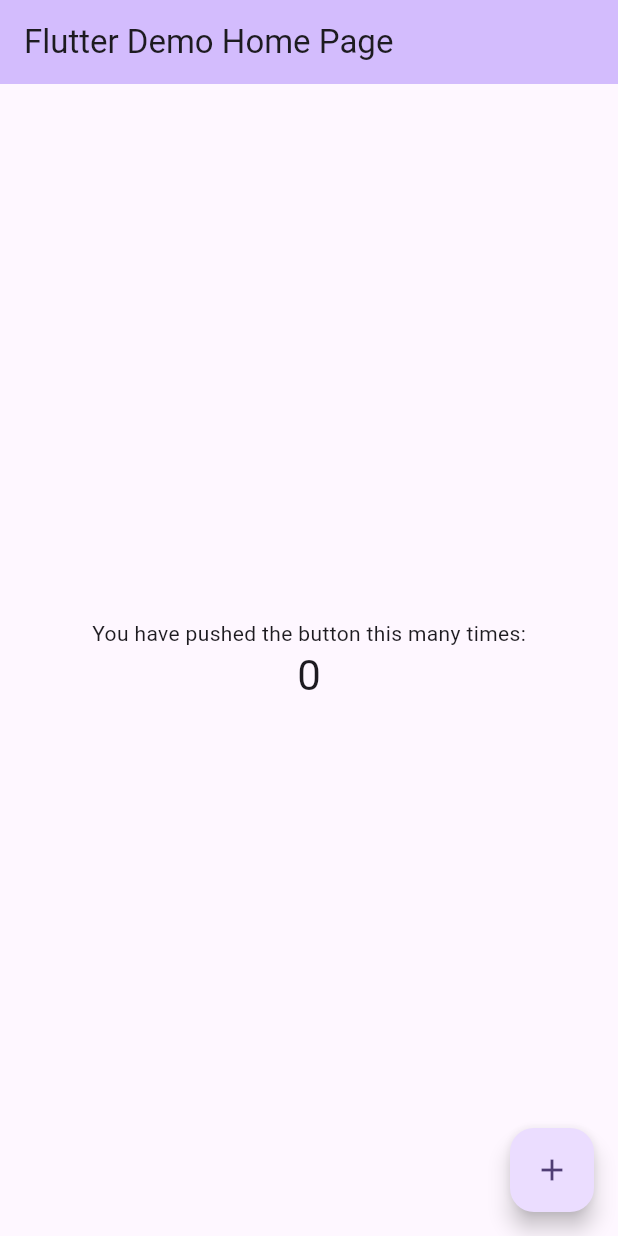
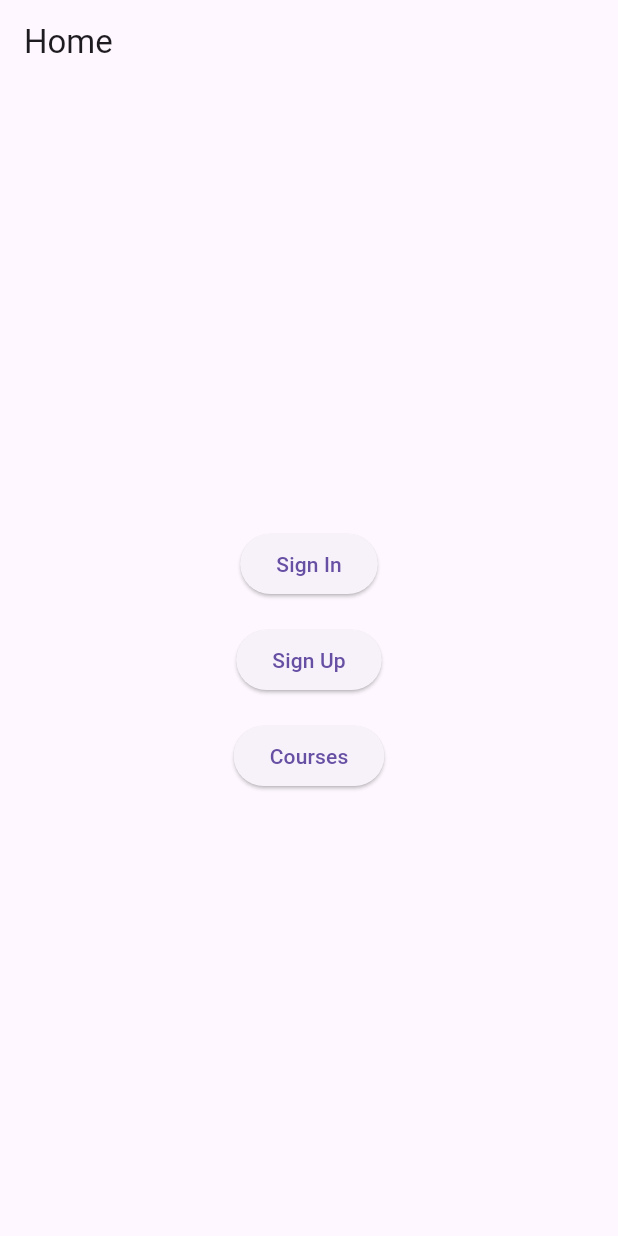
Before and after one commit to preetamprabhu08/anmaya_app, a Flutter app: the screen it shows after launch, on a phone screen of 412 x 824 dp. Run offline on Flutter 3.47's test engine with Material 3 defaults, Android fonts, the phone set to English and light mode, and no system bars; our stand-ins replace go_router.

Commit message:
routing in-app

```diff
--- a/lib/main.dart
+++ b/lib/main.dart
@@ -1,122 +1,73 @@
 import 'package:flutter/material.dart';
+import 'package:go_router/go_router.dart';
+import 'package:anmaya/screens/courses.dart';
+import 'package:anmaya/screens/homepage.dart';
+import 'package:anmaya/screens/signin.dart';
+import 'package:anmaya/screens/signup.dart';
+import 'package:flutter/foundation.dart';
 
 void main() {
   runApp(const MyApp());
 }
 
+final GoRouter _router = GoRouter(
+  initialLocation: '/',
+  debugLogDiagnostics: true,
+  routes: [
+    GoRoute(
+      path: '/',
+      builder: (context, state) => const HomePage(),
+    ),
+    GoRoute(
+      path: '/edtech/courses',
+      builder: (context, state) => const CoursesPage(),
+    ),
+    GoRoute(
+      path: '/signin',
+      builder: (context, state) => const SignInPage(),
+    ),
+    GoRoute(
+      path: '/signup',
+      builder: (context, state) => const SignUpPage(),
+    ),
+  ],
+  // Enhanced redirect logic to handle all URI patterns
+  redirect: (context, state) {
+    final uri = Uri.parse(state.uri.toString());
+
+    // Log the incoming URI for debugging
+    debugPrint('Deep link URI: ${uri.toString()}');
+
+    // Custom app scheme handling
+    if (uri.scheme == 'anmayaapp' && uri.host == 'open') {
+      final path = uri.path.isEmpty ? '/' : uri.path;
+      debugPrint('Redirecting custom scheme to: $path');
+      return path;
+    }
+
+    // Web URL handling (both http and https)
+    if ((uri.scheme == 'http' || uri.scheme == 'https') && uri.host == 'anmaya.in') {
+      final path = uri.path.isEmpty ? '/' : uri.path;
+      debugPrint('Redirecting web URL to: $path');
+      return path;
+    }
+
+    // Default case - no redirect needed
+    return null;
+  },
+);
+
 class MyApp extends StatelessWidget {
   const MyApp({super.key});
 
-  // This widget is the root of your application.
   @override
   Widget build(BuildContext context) {
-    return MaterialApp(
-      title: 'Flutter Demo',
+    return MaterialApp.router(
+      routerConfig: _router,
+      title: 'Anmaya Technologies',
       theme: ThemeData(
-        // This is the theme of your application.
-        //
-        // TRY THIS: Try running your application with "flutter run". You'll see
-        // the application has a purple toolbar. Then, without quitting the app,
-        // try changing the seedColor in the colorScheme below to Colors.green
-        // and then invoke "hot reload" (save your changes or press the "hot
-        // reload" button in a Flutter-supported IDE, or press "r" if you used
-        // the command line to start the app).
-        //
-        // Notice that the counter didn't reset back to zero; the application
-        // state is not lost during the reload. To reset the state, use hot
-        // restart instead.
-        //
-        // This works for code too, not just values: Most code changes can be
-        // tested with just a hot reload.
-        colorScheme: ColorScheme.fromSeed(seedColor: Colors.deepPurple),
+        primarySwatch: Colors.blue,
       ),
-      home: const MyHomePage(title: 'Flutter Demo Home Page'),
     );
   }
 }
-
-class MyHomePage extends StatefulWidget {
-  const MyHomePage({super.key, required this.title});
-
-  // This widget is the home page of your application. It is stateful, meaning
-  // that it has a State object (defined below) that contains fields that affect
-  // how it looks.
-
-  // This class is the configuration for the state. It holds the values (in this
-  // case the title) provided by the parent (in this case the App widget) and
-  // used by the build method of the State. Fields in a Widget subclass are
-  // always marked "final".
-
-  final String title;
-
-  @override
-  State<MyHomePage> createState() => _MyHomePageState();
-}
-
-class _MyHomePageState extends State<MyHomePage> {
-  int _counter = 0;
-
-  void _incrementCounter() {
-    setState(() {
-      // This call to setState tells the Flutter framework that something has
-      // changed in this State, which causes it to rerun the build method below
-      // so that the display can reflect the updated values. If we changed
-      // _counter without calling setState(), then the build method would not be
-      // called again, and so nothing would appear to happen.
-      _counter++;
-    });
-  }
-
-  @override
-  Widget build(BuildContext context) {
-    // This method is rerun every time setState is called, for instance as done
-    // by the _incrementCounter method above.
-    //
-    // The Flutter framework has been optimized to make rerunning build methods
-    // fast, so that you can just rebuild anything that needs updating rather
-    // than having to individually change instances of widgets.
-    return Scaffold(
-      appBar: AppBar(
-        // TRY THIS: Try changing the color here to a specific color (to
-        // Colors.amber, perhaps?) and trigger a hot reload to see the AppBar
-        // change color while the other colors stay the same.
-        backgroundColor: Theme.of(context).colorScheme.inversePrimary,
-        // Here we take the value from the MyHomePage object that was created by
-        // the App.build method, and use it to set our appbar title.
-        title: Text(widget.title),
-      ),
-      body: Center(
-        // Center is a layout widget. It takes a single child and positions it
-        // in the middle of the parent.
-        child: Column(
-          // Column is also a layout widget. It takes a list of children and
-          // arranges them vertically. By default, it sizes itself to fit its
-          // children horizontally, and tries to be as tall as its parent.
-          //
-          // Column has various properties to control how it sizes itself and
-          // how it positions its children. Here we use mainAxisAlignment to
-          // center the children vertically; the main axis here is the vertical
-          // axis because Columns are vertical (the cross axis would be
-          // horizontal).
-          //
-          // TRY THIS: Invoke "debug painting" (choose the "Toggle Debug Paint"
-          // action in the IDE, or press "p" in the console), to see the
-          // wireframe for each widget.
-          mainAxisAlignment: MainAxisAlignment.center,
-          children: <Widget>[
-            const Text('You have pushed the button this many times:'),
-            Text(
-              '$_counter',
-              style: Theme.of(context).textTheme.headlineMedium,
-            ),
-          ],
-        ),
-      ),
-      floatingActionButton: FloatingActionButton(
-        onPressed: _incrementCounter,
-        tooltip: 'Increment',
-        child: const Icon(Icons.add),
-      ), // This trailing comma makes auto-formatting nicer for build methods.
-    );
-  }
-}
--- /dev/null
+++ b/lib/screens/courses.dart
@@ -0,0 +1,13 @@
+import 'package:flutter/material.dart';
+
+class CoursesPage extends StatelessWidget {
+  const CoursesPage({super.key});
+
+  @override
+  Widget build(BuildContext context) {
+    return Scaffold(
+      appBar: AppBar(title: const Text('Courses')),
+      body: const Center(child: Text('Courses Page')),
+    );
+  }
+}
--- /dev/null
+++ b/lib/screens/homepage.dart
@@ -0,0 +1,36 @@
+import 'package:flutter/material.dart';
+import 'package:go_router/go_router.dart';
+
+class HomePage extends StatelessWidget {
+  const HomePage({super.key});
+
+  @override
+  Widget build(BuildContext context) {
+    return Scaffold(
+      appBar: AppBar(title: const Text('Home')),
+      body: Center(
+        child: Column(
+          mainAxisAlignment: MainAxisAlignment.center,
+          children: [
+
+            ElevatedButton(
+              onPressed: () => context.go('/signin'),
+              child: const Text('Sign In'),
+            ),
+            const SizedBox(height: 16),
+            ElevatedButton(
+              onPressed: () => context.go('/signup'),
+              child: const Text('Sign Up'),
+            ),
+            const SizedBox(height: 16),
+            ElevatedButton(
+              onPressed: () => context.go('/edtech/courses'),
+              child: const Text('Courses'),
+            ),
+
+          ],
+        ),
+      ),
+    );
+  }
+}
--- /dev/null
+++ b/lib/screens/signin.dart
@@ -0,0 +1,13 @@
+import 'package:flutter/material.dart';
+
+class SignInPage extends StatelessWidget {  // Ensure class name is SignInPage
+  const SignInPage({super.key});
+
+  @override
+  Widget build(BuildContext context) {
+    return Scaffold(
+      appBar: AppBar(title: const Text('Sign In')),
+      body: const Center(child: Text('Sign In Page')),
+    );
+  }
+}
--- /dev/null
+++ b/lib/screens/signup.dart
@@ -0,0 +1,13 @@
+import 'package:flutter/material.dart';
+
+class SignUpPage extends StatelessWidget {
+  const SignUpPage({super.key});
+
+  @override
+  Widget build(BuildContext context) {
+    return Scaffold(
+      appBar: AppBar(title: const Text('Sign Up')),
+      body: const Center(child: Text('Sign Up Page')),
+    );
+  }
+}
--- a/pubspec.yaml
+++ b/pubspec.yaml
@@ -1,4 +1,4 @@
-name: anmaya_app
+name: anmaya
 description: "A new Flutter project."
 # The following line prevents the package from being accidentally published to
 # pub.dev using `flutter pub publish`. This is preferred for private packages.
@@ -30,6 +30,7 @@ environment:
 dependencies:
   flutter:
     sdk: flutter
+  go_router: ^12.1.1
 
   # The following adds the Cupertino Icons font to your application.
   # Use with the CupertinoIcons class for iOS style icons.
```
Also changed, not shown: apple-app-site-association.json (added, +11 -0 lines), assetlinks.json (added, +8 -0 lines), pubspec.lock, 10 other files.
